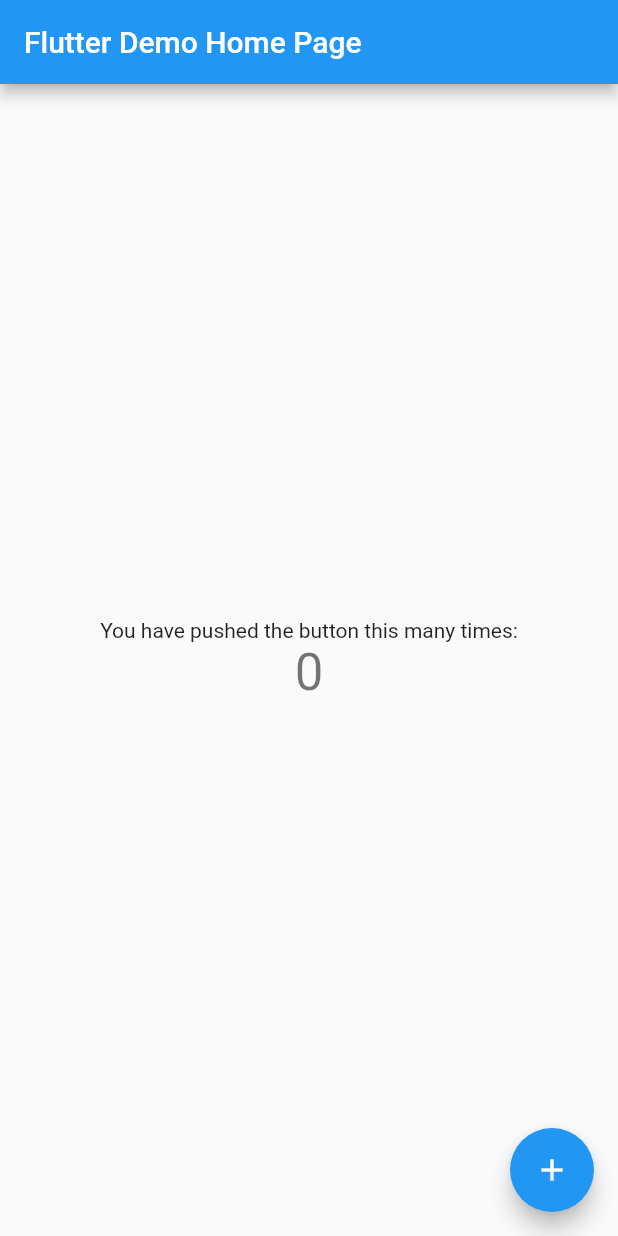
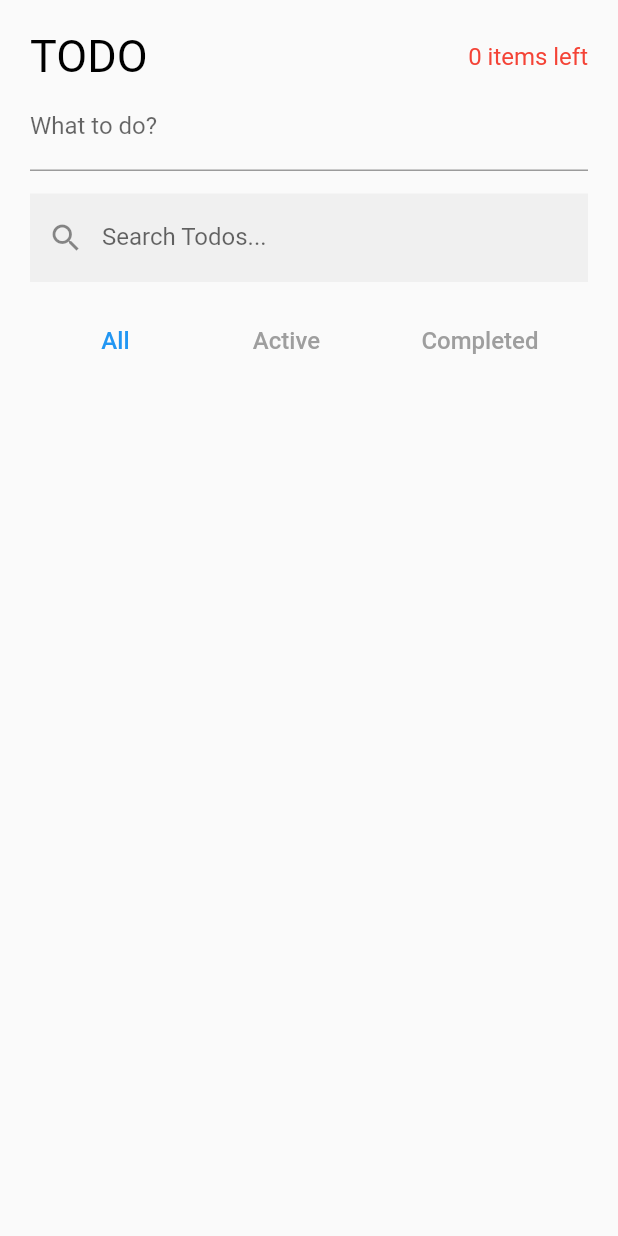
Before and after one commit to fistkim101/provider-sample-todo-app, a Flutter app: the screen it shows after launch, on a phone screen of 412 x 824 dp. Run offline on Flutter 3.47's test engine with Material 2 defaults, Android fonts, the phone set to English and light mode, and no system bars; our stand-ins replace equatable.

Commit message:
todo app sample - provider practice

```diff
--- a/lib/main.dart
+++ b/lib/main.dart
@@ -1,115 +1,59 @@
 import 'package:flutter/material.dart';
+import 'package:provider/provider.dart';
+
+import 'enums/enums.dart';
+import 'providers/providers.dart';
+import 'screens/screens.dart';
 
 void main() {
-  runApp(const MyApp());
+  runApp(const TodoApp());
 }
 
-class MyApp extends StatelessWidget {
-  const MyApp({super.key});
+class TodoApp extends StatelessWidget {
+  const TodoApp({Key? key}) : super(key: key);
 
-  // This widget is the root of your application.
   @override
   Widget build(BuildContext context) {
-    return MaterialApp(
-      title: 'Flutter Demo',
-      theme: ThemeData(
-        // This is the theme of your application.
-        //
-        // Try running your application with "flutter run". You'll see the
-        // application has a blue toolbar. Then, without quitting the app, try
-        // changing the primarySwatch below to Colors.green and then invoke
-        // "hot reload" (press "r" in the console where you ran "flutter run",
-        // or simply save your changes to "hot reload" in a Flutter IDE).
-        // Notice that the counter didn't reset back to zero; the application
-        // is not restarted.
-        primarySwatch: Colors.blue,
+    return MultiProvider(
+      providers: [
+        ChangeNotifierProvider(
+          create: (_) => SearchTerm(),
+        ),
+        ChangeNotifierProvider(
+          create: (_) => Filter(initialFilterType: FilterType.all),
+        ),
+        ChangeNotifierProvider(
+          create: (_) => Todos(initialTodos: []),
+        ),
+        ChangeNotifierProxyProvider<Todos, ActiveTodoCount>(
+          create: (_) => ActiveTodoCount(
+            initialActiveTodoCount: 0,
+          ),
+          update: (
+            _,
+            Todos todos,
+            ActiveTodoCount? activeTodoCount,
+          ) =>
+              activeTodoCount!..update(todos),
+        ),
+        ChangeNotifierProxyProvider3<Todos, Filter, SearchTerm, FilteredTodos>(
+          create: (_) => FilteredTodos(
+            filteredTodos: [],
+          ),
+          update: (
+            _,
+            Todos todos,
+            Filter filter,
+            SearchTerm searchTerm,
+            FilteredTodos? filteredTodos,
+          ) =>
+              filteredTodos!..update(todos, filter, searchTerm),
+        )
+      ],
+      child: const MaterialApp(
+        debugShowCheckedModeBanner: false,
+        home: Home(),
       ),
-      home: const MyHomePage(title: 'Flutter Demo Home Page'),
     );
   }
 }
-
-class MyHomePage extends StatefulWidget {
-  const MyHomePage({super.key, required this.title});
-
-  // This widget is the home page of your application. It is stateful, meaning
-  // that it has a State object (defined below) that contains fields that affect
-  // how it looks.
-
-  // This class is the configuration for the state. It holds the values (in this
-  // case the title) provided by the parent (in this case the App widget) and
-  // used by the build method of the State. Fields in a Widget subclass are
-  // always marked "final".
-
-  final String title;
-
-  @override
-  State<MyHomePage> createState() => _MyHomePageState();
-}
-
-class _MyHomePageState extends State<MyHomePage> {
-  int _counter = 0;
-
-  void _incrementCounter() {
-    setState(() {
-      // This call to setState tells the Flutter framework that something has
-      // changed in this State, which causes it to rerun the build method below
-      // so that the display can reflect the updated values. If we changed
-      // _counter without calling setState(), then the build method would not be
-      // called again, and so nothing would appear to happen.
-      _counter++;
-    });
-  }
-
-  @override
-  Widget build(BuildContext context) {
-    // This method is rerun every time setState is called, for instance as done
-    // by the _incrementCounter method above.
-    //
-    // The Flutter framework has been optimized to make rerunning build methods
-    // fast, so that you can just rebuild anything that needs updating rather
-    // than having to individually change instances of widgets.
-    return Scaffold(
-      appBar: AppBar(
-        // Here we take the value from the MyHomePage object that was created by
-        // the App.build method, and use it to set our appbar title.
-        title: Text(widget.title),
-      ),
-      body: Center(
-        // Center is a layout widget. It takes a single child and positions it
-        // in the middle of the parent.
-        child: Column(
-          // Column is also a layout widget. It takes a list of children and
-          // arranges them vertically. By default, it sizes itself to fit its
-          // children horizontally, and tries to be as tall as its parent.
-          //
-          // Invoke "debug painting" (press "p" in the console, choose the
-          // "Toggle Debug Paint" action from the Flutter Inspector in Android
-          // Studio, or the "Toggle Debug Paint" command in Visual Studio Code)
-          // to see the wireframe for each widget.
-          //
-          // Column has various properties to control how it sizes itself and
-          // how it positions its children. Here we use mainAxisAlignment to
-          // center the children vertically; the main axis here is the vertical
-          // axis because Columns are vertical (the cross axis would be
-          // horizontal).
-          mainAxisAlignment: MainAxisAlignment.center,
-          children: <Widget>[
-            const Text(
-              'You have pushed the button this many times:',
-            ),
-            Text(
-              '$_counter',
-              style: Theme.of(context).textTheme.headline4,
-            ),
-          ],
-        ),
-      ),
-      floatingActionButton: FloatingActionButton(
-        onPressed: _incrementCounter,
-        tooltip: 'Increment',
-        child: const Icon(Icons.add),
-      ), // This trailing comma makes auto-formatting nicer for build methods.
-    );
-  }
-}
--- a/lib/models/todo.dart
+++ b/lib/models/todo.dart
@@ -8,4 +8,16 @@
     required this.description,
     this.isCompleted = false,
   });
+
+  Todo copyWith({
+    String? id,
+    String? description,
+    bool? isCompleted,
+  }) {
+    return Todo(
+      id: id ?? this.id,
+      description: description ?? this.description,
+      isCompleted: isCompleted ?? this.isCompleted,
+    );
+  }
 }
--- a/lib/providers/filtered_todo.dart
+++ b/lib/providers/filtered_todo.dart
@@ -7,6 +7,7 @@
 
 class FilteredTodoState extends Equatable {
   final List<Todo> filteredTodos;
+
   const FilteredTodoState({
     required this.filteredTodos,
   });
@@ -22,20 +23,23 @@
   }
 }
 
-class FilteredTodo with ChangeNotifier {
+class FilteredTodos with ChangeNotifier {
   late FilteredTodoState _state;
   final List<Todo> filteredTodos;
 
-  FilteredTodo({
+  FilteredTodoState get state => _state;
+
+  FilteredTodos({
     required this.filteredTodos,
   }) {
     _state = FilteredTodoState(filteredTodos: filteredTodos);
   }
 
-  void update(Todos todos, Filter filter) {
+  void update(Todos todos, Filter filter, SearchTerm searchTerm) {
     final FilterType selectedFilterType = filter.state.filterType;
     List<Todo> currentAllTodos = todos.state.todos;
     List<Todo> filteredTodos = [];
+    String? currentSearchTerm = searchTerm.state.searchTerm;
 
     if (selectedFilterType == FilterType.all) {
       filteredTodos = currentAllTodos;
@@ -51,6 +55,12 @@
           currentAllTodos.where((todo) => !todo.isCompleted).toList();
     }
 
+    if (currentSearchTerm != null && currentSearchTerm.isNotEmpty) {
+      filteredTodos = filteredTodos
+          .where((todo) => todo.description.contains(currentSearchTerm))
+          .toList();
+    }
+
     _state = _state.copyWith(filteredTodos);
     notifyListeners();
   }
--- a/lib/providers/search_term.dart
+++ b/lib/providers/search_term.dart
@@ -2,7 +2,7 @@
 import 'package:flutter/widgets.dart';
 
 class SearchTermState extends Equatable {
-  final String searchTerm;
+  final String? searchTerm;
 
   const SearchTermState({
     required this.searchTerm,
@@ -12,7 +12,7 @@
   bool get stringify => true;
 
   @override
-  List<Object> get props => [searchTerm];
+  List<Object> get props => [searchTerm ?? ''];
 
   SearchTermState copyWith(String searchTerm) {
     return SearchTermState(searchTerm: searchTerm);
@@ -21,12 +21,12 @@
 
 class SearchTerm with ChangeNotifier {
   late SearchTermState _state;
-  final String initialSearchTerm;
+  final String? initialSearchTerm;
 
   SearchTermState get state => _state;
 
   SearchTerm({
-    required this.initialSearchTerm,
+    this.initialSearchTerm,
   }) {
     _state = SearchTermState(searchTerm: initialSearchTerm);
   }
--- a/lib/providers/todos.dart
+++ b/lib/providers/todos.dart
@@ -1,5 +1,6 @@
 import 'package:equatable/equatable.dart';
 import 'package:flutter/widgets.dart';
+import 'package:uuid/uuid.dart';
 
 import '../models/model.dart';
 
@@ -24,6 +25,7 @@
 class Todos with ChangeNotifier {
   late TodoState _state;
   final List<Todo> initialTodos;
+  final Uuid _uuid = Uuid();
 
   TodoState get state => _state;
 
@@ -33,7 +35,11 @@
     _state = TodoState(todos: initialTodos);
   }
 
-  void addTodo(Todo todo) {
+  void addTodo(String description) {
+    final Todo todo = Todo(
+      id: _uuid.v4(),
+      description: description,
+    );
     final List<Todo> todos = [..._state.todos, todo];
     _state = _state.copyWith(todos);
     notifyListeners();
@@ -44,4 +50,17 @@
     _state = _state.copyWith([..._state.todos]);
     notifyListeners();
   }
+
+  void toggleTodo(String completedTodoId) {
+    List<Todo> todos = _state.todos.map((todo) {
+      if (todo.id == completedTodoId) {
+        return todo.copyWith(isCompleted: !todo.isCompleted);
+      }
+
+      return todo;
+    }).toList();
+
+    _state = _state.copyWith(todos);
+    notifyListeners();
+  }
 }
--- /dev/null
+++ b/lib/screens/home.dart
@@ -0,0 +1,41 @@
+import 'package:flutter/material.dart';
+
+import '../widgets/widget.dart';
+
+class Home extends StatelessWidget {
+  const Home({Key? key}) : super(key: key);
+
+  @override
+  Widget build(BuildContext context) {
+    return SafeArea(
+      child: Scaffold(
+        body: Padding(
+          padding: const EdgeInsets.all(20),
+          child: SingleChildScrollView(
+            child: Column(
+              mainAxisAlignment: MainAxisAlignment.start,
+              crossAxisAlignment: CrossAxisAlignment.center,
+              mainAxisSize: MainAxisSize.max,
+              children: [
+                AppTitle(),
+                AddTodoTextField(),
+                SizedBox(
+                  height: 15,
+                ),
+                SearchBox(),
+                SizedBox(
+                  height: 15,
+                ),
+                Filters(),
+                SizedBox(
+                  height: 15,
+                ),
+                TodoList(),
+              ],
+            ),
+          ),
+        ),
+      ),
+    );
+  }
+}
--- /dev/null
+++ b/lib/screens/screens.dart
@@ -0,0 +1 @@
+export 'home.dart';
--- /dev/null
+++ b/lib/widgets/add_todo_text_field.dart
@@ -0,0 +1,20 @@
+import 'package:flutter/material.dart';
+import 'package:provider/provider.dart';
+
+import '../providers/providers.dart';
+
+class AddTodoTextField extends StatelessWidget {
+  final TextEditingController _textEditingController = TextEditingController();
+  @override
+  Widget build(BuildContext context) {
+    return TextField(
+      controller: _textEditingController,
+      decoration: const InputDecoration(
+        label: Text(
+          'What to do?',
+        ),
+      ),
+      onSubmitted: (description) => context.read<Todos>().addTodo(description),
+    );
+  }
+}
--- /dev/null
+++ b/lib/widgets/app_title.dart
@@ -0,0 +1,35 @@
+import 'package:flutter/material.dart';
+import 'package:provider/provider.dart';
+
+import '../providers/providers.dart';
+
+class AppTitle extends StatelessWidget {
+  const AppTitle({super.key});
+
+  @override
+  Widget build(BuildContext context) {
+    return Row(
+      mainAxisAlignment: MainAxisAlignment.spaceBetween,
+      crossAxisAlignment: CrossAxisAlignment.center,
+      mainAxisSize: MainAxisSize.max,
+      children: [
+        const Text(
+          'TODO',
+          style: TextStyle(
+            fontSize: 30,
+            color: Colors.black,
+            fontWeight: FontWeight.normal,
+          ),
+        ),
+        Text(
+          '${context.watch<ActiveTodoCount>().state.activeTodoCount} items left',
+          style: const TextStyle(
+            fontSize: 16,
+            color: Colors.red,
+            fontWeight: FontWeight.normal,
+          ),
+        ),
+      ],
+    );
+  }
+}
--- /dev/null
+++ b/lib/widgets/filters.dart
@@ -0,0 +1,68 @@
+import 'package:flutter/material.dart';
+import 'package:provider/provider.dart';
+
+import '../enums/enums.dart';
+import '../providers/providers.dart';
+
+class Filters extends StatefulWidget {
+  const Filters({Key? key}) : super(key: key);
+
+  @override
+  State<Filters> createState() => _FiltersState();
+}
+
+class _FiltersState extends State<Filters> {
+  @override
+  Widget build(BuildContext context) {
+    final Filter selectedFilter = context.read<Filter>();
+
+    return Row(
+      mainAxisAlignment: MainAxisAlignment.spaceAround,
+      crossAxisAlignment: CrossAxisAlignment.center,
+      mainAxisSize: MainAxisSize.max,
+      children: [
+        _buildFilterButton(FilterType.all, selectedFilter),
+        _buildFilterButton(FilterType.active, selectedFilter),
+        _buildFilterButton(FilterType.completed, selectedFilter),
+      ],
+    );
+  }
+
+  Widget _buildFilterButton(FilterType filterType, Filter filter) {
+    final FilterType currentFilterType = filter.state.filterType;
+
+    return TextButton(
+      onPressed: () {
+        setState(() {
+          filter.update(filterType);
+        });
+      },
+      child: Text(
+        _getFilterName(filterType),
+        style: TextStyle(
+          color: _isCurrentFilter(filterType, currentFilterType)
+              ? Colors.blue
+              : Colors.grey,
+          fontSize: 16,
+        ),
+      ),
+    );
+  }
+
+  bool _isCurrentFilter(FilterType filterType, FilterType currentFilterType) =>
+      filterType == currentFilterType;
+
+  String _getFilterName(FilterType filterType) {
+    if (filterType == FilterType.all) {
+      return 'All';
+    }
+    if (filterType == FilterType.active) {
+      return 'Active';
+    }
+    if (filterType == FilterType.completed) {
+      return 'Completed';
+    }
+
+    return '';
+  }
+}
--- /dev/null
+++ b/lib/widgets/search_box.dart
@@ -0,0 +1,22 @@
+import 'package:flutter/material.dart';
+import 'package:provider/provider.dart';
+
+import '../providers/providers.dart';
+
+class SearchBox extends StatelessWidget {
+  final TextEditingController _textEditingController = TextEditingController();
+
+  @override
+  Widget build(BuildContext context) {
+    return TextField(
+      controller: _textEditingController,
+      decoration: const InputDecoration(
+        labelText: 'Search Todos...',
+        border: InputBorder.none,
+        filled: true,
+        prefixIcon: Icon(Icons.search),
+      ),
+      onChanged: (searchTerm) => context.read<SearchTerm>().update(searchTerm),
+    );
+  }
+}
--- /dev/null
+++ b/lib/widgets/todo_item.dart
@@ -0,0 +1,41 @@
+import 'package:flutter/material.dart';
+import 'package:provider/provider.dart';
+
+import '../providers/providers.dart';
+import '../models/model.dart';
+
+class TodoItem extends StatefulWidget {
+  final Todo todo;
+
+  const TodoItem({
+    super.key,
+    required this.todo,
+  });
+
+  @override
+  State<TodoItem> createState() => _TodoItemState();
+}
+
+class _TodoItemState extends State<TodoItem> {
+  @override
+  Widget build(BuildContext context) {
+    final Todos todos = context.read<Todos>();
+
+    return ListTile(
+      leading: Checkbox(
+        onChanged: (isCompleted) {
+          setState(() {
+            todos.toggleTodo(widget.todo.id);
+          });
+        },
+        value: widget.todo.isCompleted,
+      ),
+      title: Text(
+        widget.todo.description,
+        style: const TextStyle(
+          fontSize: 16,
+        ),
+      ),
+    );
+  }
+}
--- /dev/null
+++ b/lib/widgets/todo_list.dart
@@ -0,0 +1,30 @@
+import 'package:flutter/material.dart';
+import 'package:provider/provider.dart';
+
+import '../providers/providers.dart';
+import '../widgets/widget.dart';
+
+class TodoList extends StatefulWidget {
+  const TodoList({Key? key}) : super(key: key);
+
+  @override
+  State<TodoList> createState() => _TodoListState();
+}
+
+class _TodoListState extends State<TodoList> {
+  @override
+  Widget build(BuildContext context) {
+    final FilteredTodos allTodos = context.watch<FilteredTodos>();
+
+    return ListView.separated(
+      primary: false,
+      shrinkWrap: true,
+      separatorBuilder: (_, __) {
+        return const Divider(color: Colors.grey);
+      },
+      itemCount: allTodos.state.filteredTodos.length,
+      itemBuilder: (_, index) =>
+          TodoItem(todo: allTodos.state.filteredTodos[index]),
+    );
+  }
+}
--- a/lib/widgets/widget.dart
+++ b/lib/widgets/widget.dart
@@ -0,0 +1,6 @@
+export 'add_todo_text_field.dart';
+export 'app_title.dart';
+export 'filters.dart';
+export 'search_box.dart';
+export 'todo_list.dart';
+export 'todo_item.dart';
```
